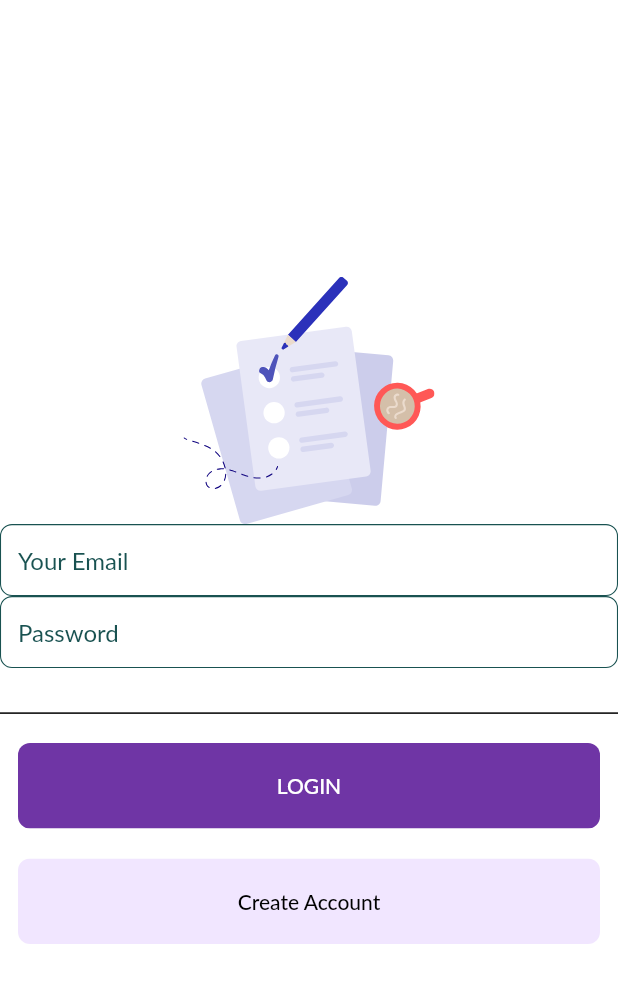
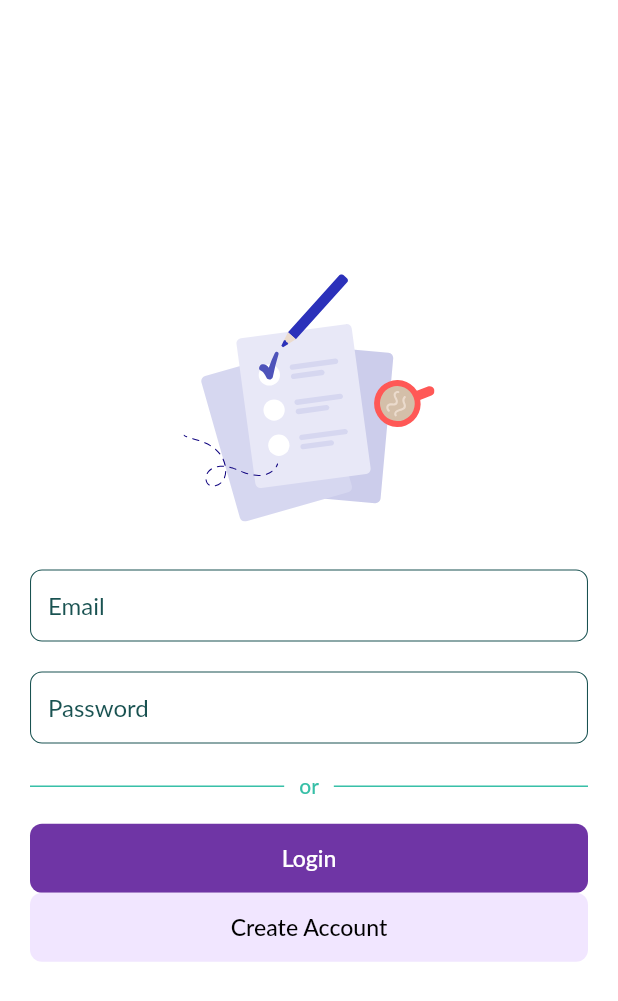
Before and after one commit to renankanu/app_todo, a Flutter app: the screen it shows after launch, on a phone screen of 412 x 824 dp. Shown: the top 1001 px of the screen. Run offline on Flutter 3.47's test engine with Material 2 defaults, Android fonts, the phone set to English and light mode, and no system bars; our stand-ins replace cloud_firestore, firebase_auth, firebase_core, flutter_svg; accounts and stored records are empty; Roboto replaces fonts that are missing (Lato).

```diff
--- a/lib/app/screens/login/login_screen.dart
+++ b/lib/app/screens/login/login_screen.dart
@@ -1,4 +1,5 @@
 import 'package:app_todo/app/services/auth.dart';
+import 'package:app_todo/app/utils/size_config.dart';
 import 'package:app_todo/app/widgets/rounded_button.dart';
 import 'package:app_todo/app/widgets/rounded_input_field.dart';
 import 'package:app_todo/app/widgets/rounded_password_field.dart';
@@ -25,24 +26,32 @@ class _LoginScreenState extends State<LoginScreen> {
   final TextEditingController _passwordController = TextEditingController();
   @override
   Widget build(BuildContext context) {
-    Size size = MediaQuery.of(context).size;
+    SizeConfig().init(context);
+    final Size size = MediaQuery.of(context).size;
     return Scaffold(
       body: Center(
         child: Padding(
-          padding: const EdgeInsets.all(0.0),
+          padding: const EdgeInsets.symmetric(horizontal: 20.0),
           child: Builder(builder: (BuildContext context) {
-            return Column(
+            return SingleChildScrollView(
+              child: Column(
                 mainAxisAlignment: MainAxisAlignment.center,
                 children: [
                   SvgPicture.asset(
                     "assets/images/login.svg",
                     height: size.height * 0.20,
                   ),
+                  const SizedBox(
+                    height: 32,
+                  ),
                   RoundedInputField(
                     key: const ValueKey("username"),
-                  hintText: "Your Email",
+                    hintText: "Email",
                     controller: _emailController,
                     keyboardType: TextInputType.emailAddress,
+                  ),
+                  const SizedBox(
+                    height: 20,
                   ),
                   RoundedPasswordField(
                     key: const ValueKey("password"),
@@ -51,16 +60,28 @@ class _LoginScreenState extends State<LoginScreen> {
                   const SizedBox(
                     height: 20,
                   ),
-                const Divider(
-                  color: Colors.black,
-                  height: 20,
-                  thickness: 1,
-                  indent: 0,
-                  endIndent: 0,
+                  Row(
+                    mainAxisAlignment: MainAxisAlignment.center,
+                    children: <Widget>[
+                      const Expanded(
+                        child: Divider(thickness: 1, color: kPuertoRico),
                       ),
+                      const SizedBox(width: 10),
+                      const Text(
+                        'or',
+                        style: TextStyle(
+                            color: kPuertoRico, fontWeight: FontWeight.w500),
+                      ),
+                      const SizedBox(width: 10),
+                      const Expanded(
+                        child: Divider(thickness: 1, color: kPuertoRico),
+                      ),
+                    ],
+                  ),
+                  SizedBox(height: SizeConfig.screenHeight * 0.02),
                   RoundedButton(
                     key: const ValueKey("signIn"),
-                  text: "LOGIN",
+                    text: "Login",
                     press: () async {
                       final String returnValue =
                           await Auth(auth: widget.auth).signIn(
@@ -103,6 +124,7 @@ class _LoginScreenState extends State<LoginScreen> {
                     },
                   )
                 ],
+              ),
             );
           }),
         ),
--- a/lib/app/utils/size_config.dart
+++ b/lib/app/utils/size_config.dart
@@ -22,7 +22,7 @@ double getProportionateScreenHeight(double inputHeight) {
 }
 
 double getProportionateScreenWidth(double inputWidth) {
-  double screenWidth = SizeConfig.screenWidth;
+  final double screenWidth = SizeConfig.screenWidth;
   // 375 is the layout width that designer use
   return (inputWidth / 375.0) * screenWidth;
 }
--- a/lib/app/widgets/rounded_button.dart
+++ b/lib/app/widgets/rounded_button.dart
@@ -1,3 +1,4 @@
+import 'package:app_todo/app/utils/size_config.dart';
 import 'package:flutter/material.dart';
 
 import '../../constants.dart';
@@ -16,21 +17,18 @@ class RoundedButton extends StatelessWidget {
 
   @override
   Widget build(BuildContext context) {
-    return Padding(
-      padding: const EdgeInsets.symmetric(horizontal: 12.0),
-      child: Container(
-        margin: const EdgeInsets.symmetric(vertical: 10),
+    return SizedBox(
       width: double.infinity,
-        child: ClipRRect(
-          borderRadius: BorderRadius.circular(8),
+      height: 46,
       child: FlatButton(
-            padding: const EdgeInsets.symmetric(vertical: 20, horizontal: 40),
+        shape: RoundedRectangleBorder(borderRadius: BorderRadius.circular(8)),
         color: color,
         onPressed: press,
         child: Text(
           text,
-              style: TextStyle(color: textColor),
-            ),
+          style: TextStyle(
+            fontSize: getProportionateScreenWidth(14),
+            color: textColor,
           ),
         ),
       ),
```
Also changed, not shown: assets/icons/apple.svg (added), assets/icons/facebook.svg (added), assets/icons/google.svg (added), lib/app/screens/login/widget/social_icon.dart (added). Lines whose indentation alone changed are shown as unchanged.
